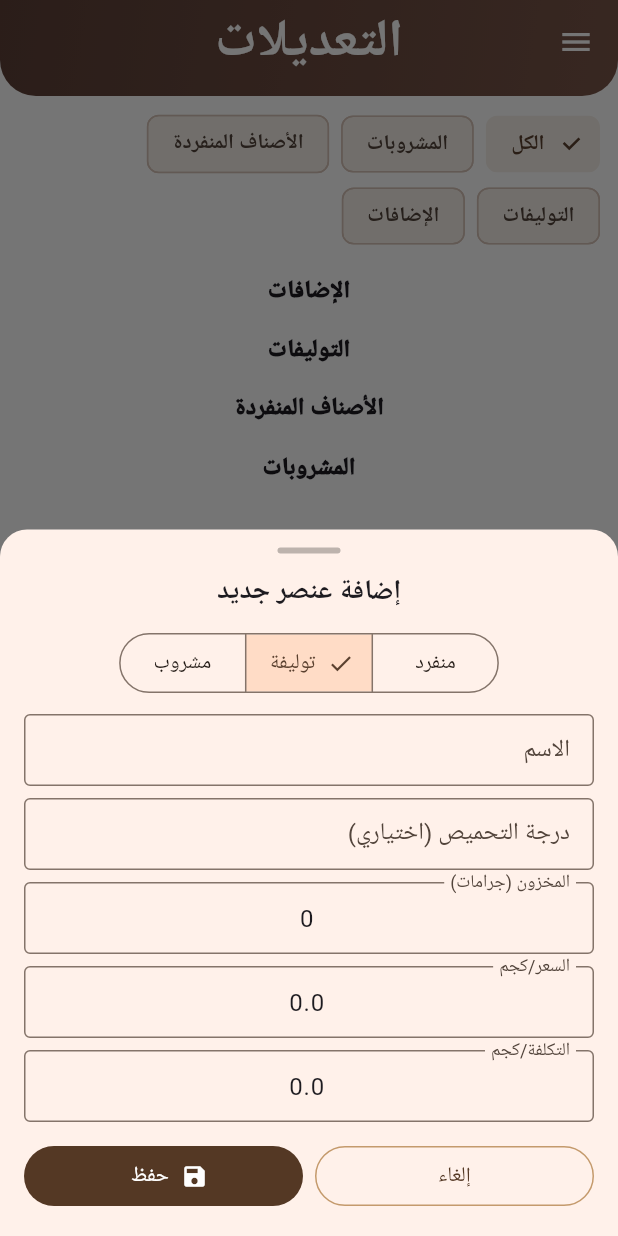
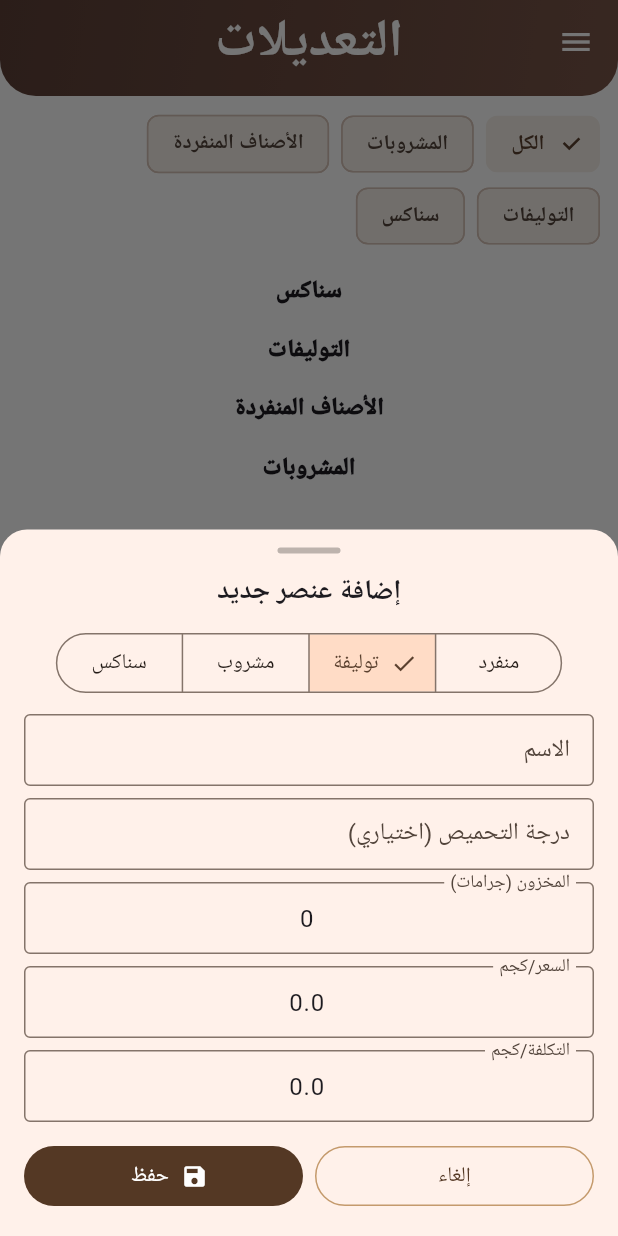
Before and after one commit to KhaledFouad/elfouad_admin, a Flutter app: the ManagePage screen opened directly, after a tap on "إضافة", on a phone screen of 412 x 824 dp. Run offline on Flutter 3.47's test engine with Material 3 defaults, Android fonts, the phone set to English and light mode, and no system bars; our stand-ins replace cloud_firestore, csv, firebase_core, fl_chart, flutter_riverpod, google_fonts and 2 more; missing offline and left inert: awesome_drawer_bar, excel, file_saver; accounts and stored records are empty; Roboto replaces fonts that are missing (Cairo).

Commit message:
سناكس

```diff
--- a/lib/presentation/manage/products_manage_page.dart
+++ b/lib/presentation/manage/products_manage_page.dart
@@ -3,6 +3,7 @@ import 'package:cloud_firestore/cloud_firestore.dart' show FirebaseFirestore;
 import 'package:elfouad_admin/presentation/inventory/providers.dart';
 import 'package:elfouad_admin/presentation/manage/product_edit_sheet.dart'
     show ProductEditSheet;
+import 'package:elfouad_admin/presentation/manage/widgets/extra_edit_sheet.dart';
 import 'package:flutter/material.dart';
 import 'package:flutter_riverpod/flutter_riverpod.dart';
 import 'package:flutter_riverpod/legacy.dart' show StateProvider;
@@ -189,12 +190,20 @@ class ManagePage extends ConsumerWidget {
                         _pill(Icons.pause_circle_filled, 'الحالة', 'غير مفعّل'),
                     ],
                   ),
-                  trailing: Tooltip(
-                    message: 'عناصر extras غير قابلة للتعديل من هنا',
-                    child: Icon(
-                      Icons.lock_outline,
-                      color: Colors.brown.shade200,
+                  trailing: Row(
+                    mainAxisSize: MainAxisSize.min,
+                    children: [
+                      IconButton(
+                        icon: const Icon(Icons.edit),
+                        tooltip: 'تعديل',
+                        onPressed: () => _openExtraEditor(context, e.id),
                       ),
+                      IconButton(
+                        icon: const Icon(Icons.delete_outline),
+                        tooltip: 'حذف',
+                        onPressed: () => _confirmDeleteExtra(context, e),
+                      ),
+                    ],
                   ),
                 ),
               ),
@@ -202,6 +211,7 @@ class ManagePage extends ConsumerWidget {
             .toList(),
       ),
     );
+
     Widget content() {
       switch (tab) {
         case ManageTab.drinks:
@@ -215,7 +225,7 @@ class ManagePage extends ConsumerWidget {
         case ManageTab.all:
           return Column(
             children: [
-              _Section('الإضافات'),
+              _Section('سناكس'),
               extras0(),
               const SizedBox(height: 8),
               _Section('التوليفات'),
@@ -279,7 +289,7 @@ class ManagePage extends ConsumerWidget {
                 _mChip(ref, 'المشروبات', ManageTab.drinks, tab),
                 _mChip(ref, 'الأصناف المنفردة', ManageTab.singles, tab),
                 _mChip(ref, 'التوليفات', ManageTab.blends, tab),
-                _mChip(ref, 'الإضافات', ManageTab.extras, tab),
+                _mChip(ref, 'سناكس', ManageTab.extras, tab),
               ],
             ),
             const SizedBox(height: 8),
@@ -298,13 +308,13 @@ class ManagePage extends ConsumerWidget {
                       top: Radius.circular(18),
                     ),
                   ),
-                  builder: (_) => const AddItemSheet(),
+                  builder: (_) =>
+                      AddItemSheet(initialType: _newTypeForTab(tab)),
                 ),
           icon: const Icon(Icons.add),
           label: const Text('إضافة'),
-          tooltip: tab == ManageTab.extras
-              ? 'لا يمكن إضافة أو تعديل عناصر extras من هنا'
-              : 'إضافة عنصر جديد',
+          tooltip: 'إضافة عنصر جديد',
+
           backgroundColor: kDarkBrown,
           foregroundColor: Colors.white,
         ),
@@ -397,6 +407,35 @@ class ManagePage extends ConsumerWidget {
     }
   }
 
+  Future<void> _confirmDeleteExtra(BuildContext context, ExtraRow e) async {
+    final ok = await showDialog<bool>(
+      context: context,
+      builder: (_) => AlertDialog(
+        title: const Text('حذف الإضافة'),
+        content: Text('هل تريد حذف "${e.name}"؟'),
+        actions: [
+          TextButton(
+            onPressed: () => Navigator.pop(context, false),
+            child: const Text('إلغاء'),
+          ),
+          FilledButton(
+            onPressed: () => Navigator.pop(context, true),
+            child: const Text('حذف'),
+          ),
+        ],
+      ),
+    );
+    if (ok == true) {
+      await deleteExtra(e.id);
+      if (context.mounted) {
+        ScaffoldMessenger.of(
+          context,
+        ).showSnackBar(const SnackBar(content: Text('تم الحذف')));
+      }
+    }
+  }
+}
+
 Future<void> _confirmDeleteInventory(
   BuildContext context,
   InventoryRow r,
@@ -426,7 +465,6 @@ class ManagePage extends ConsumerWidget {
       ScaffoldMessenger.of(
         context,
       ).showSnackBar(const SnackBar(content: Text('تم الحذف')));
-      }
     }
   }
 }
@@ -468,3 +506,36 @@ Future<void> _openProductEditor(
     builder: (_) => ProductEditSheet(collection: collection, snap: snap),
   );
 }
+
+Future<void> _openExtraEditor(BuildContext context, String id) async {
+  final snap = await FirebaseFirestore.instance
+      .collection('extras')
+      .doc(id)
+      .get();
+
+  if (!context.mounted) return;
+  showModalBottomSheet(
+    context: context,
+    isScrollControlled: true,
+    useSafeArea: true,
+    shape: const RoundedRectangleBorder(
+      borderRadius: BorderRadius.vertical(top: Radius.circular(18)),
+    ),
+    builder: (_) => ExtraEditSheet(snap: snap),
+  );
+}
+
+NewItemType _newTypeForTab(ManageTab tab) {
+  switch (tab) {
+    case ManageTab.drinks:
+      return NewItemType.drink;
+    case ManageTab.singles:
+      return NewItemType.single;
+    case ManageTab.blends:
+      return NewItemType.blend;
+    case ManageTab.extras:
+      return NewItemType.extra;
+    case ManageTab.all:
+      return NewItemType.blend;
+  }
+}
--- a/lib/presentation/manage/state/extras_provider.dart
+++ b/lib/presentation/manage/state/extras_provider.dart
@@ -47,3 +47,6 @@ final extrasStreamProvider = StreamProvider<List<ExtraRow>>((ref) async* {
   final q = FirebaseFirestore.instance.collection('extras').orderBy('name');
   yield* q.snapshots().map((s) => s.docs.map(_fromDoc).toList());
 });
+
+Future<void> deleteExtra(String id) =>
+    FirebaseFirestore.instance.collection('extras').doc(id).delete();
--- a/lib/presentation/manage/widgets/add_item_sheet.dart
+++ b/lib/presentation/manage/widgets/add_item_sheet.dart
@@ -1,20 +1,23 @@
 import 'package:cloud_firestore/cloud_firestore.dart';
 import 'package:flutter/material.dart';
 
-enum NewItemType { single, blend, drink }
+enum NewItemType { single, blend, drink, extra }
 
 class AddItemSheet extends StatefulWidget {
-  const AddItemSheet({super.key});
+  final NewItemType initialType;
+
+  const AddItemSheet({super.key, this.initialType = NewItemType.blend});
   @override
   State<AddItemSheet> createState() => _AddItemSheetState();
 }
 
 class _AddItemSheetState extends State<AddItemSheet> {
-  NewItemType _t = NewItemType.blend; // الافتراضي زي صورتك
+  late NewItemType _t;
   final _name = TextEditingController();
   final _variant = TextEditingController();
   final _stock = TextEditingController(text: '0');
-
+  final _category = TextEditingController();
+  final _extraUnit = TextEditingController(text: 'piece');
   // وزن/سعر/تكلفة
   final _sellPerKg = TextEditingController(text: '0.0'); // single/blend
   final _costPerKg = TextEditingController(text: '0.0'); // ✅
@@ -22,8 +25,16 @@ class _AddItemSheetState extends State<AddItemSheet> {
   // drinks
   final _sellCup = TextEditingController(text: '0.0');
   final _costCup = TextEditingController(text: '0.0'); // ✅
+  final _extraPrice = TextEditingController(text: '0.0');
+  final _extraCost = TextEditingController(text: '0.0');
+  bool _extraActive = true;
 
   bool _busy = false;
+  @override
+  void initState() {
+    super.initState();
+    _t = widget.initialType;
+  }
 
   @override
   void dispose() {
@@ -34,6 +45,10 @@ class _AddItemSheetState extends State<AddItemSheet> {
     _costPerKg.dispose();
     _sellCup.dispose();
     _costCup.dispose();
+    _category.dispose();
+    _extraUnit.dispose();
+    _extraPrice.dispose();
+    _extraCost.dispose();
     super.dispose();
   }
 
@@ -71,6 +86,7 @@ class _AddItemSheetState extends State<AddItemSheet> {
                 ButtonSegment(value: NewItemType.single, label: Text('منفرد')),
                 ButtonSegment(value: NewItemType.blend, label: Text('توليفة')),
                 ButtonSegment(value: NewItemType.drink, label: Text('مشروب')),
+                ButtonSegment(value: NewItemType.extra, label: Text('سناكس')),
               ],
               selected: {_t},
               onSelectionChanged: (s) => setState(() => _t = s.first),
@@ -80,10 +96,45 @@ class _AddItemSheetState extends State<AddItemSheet> {
             // 🟤 كيبورد نصي لاسم/تحميص
             _tf(_name, 'الاسم', TextInputType.text),
             const SizedBox(height: 8),
-            _tf(_variant, 'درجة التحميص (اختياري)', TextInputType.text),
-            const SizedBox(height: 8),
-
-            if (_t != NewItemType.drink) ...[
+            if (_t == NewItemType.extra) ...[
+              _tf(_category, 'التصنيف (اختياري)', TextInputType.text),
+              const SizedBox(height: 8),
+              _tf(_extraUnit, 'الوحدة (مثال: piece)', TextInputType.text),
+            ] else ...[
+              _tf(_variant, 'درجة التحميص (اختياري)', TextInputType.text),
+              const SizedBox(height: 8),
+            ],
+            if (_t == NewItemType.extra) ...[
+              _tf(
+                _stock,
+                'المخزون (وحدات)',
+                const TextInputType.numberWithOptions(decimal: true),
+              ),
+              const SizedBox(height: 8),
+              _tf(
+                _extraPrice,
+                'سعر البيع للوحدة',
+                const TextInputType.numberWithOptions(decimal: true),
+              ),
+              const SizedBox(height: 8),
+              _tf(
+                _extraCost,
+                'التكلفة للوحدة',
+                const TextInputType.numberWithOptions(decimal: true),
+              ),
+              const SizedBox(height: 8),
+              Align(
+                alignment: AlignmentDirectional.centerStart,
+                child: SwitchListTile.adaptive(
+                  value: _extraActive,
+                  onChanged: (v) => setState(() => _extraActive = v),
+                  title: const Text('مفعل؟'),
+                  contentPadding: EdgeInsets.zero,
+                  dense: true,
+                ),
+              ),
+              const SizedBox(height: 12),
+            ] else if (_t != NewItemType.drink) ...[
               _tf(
                 _stock,
                 'المخزون (جرامات)',
@@ -114,8 +165,7 @@ class _AddItemSheetState extends State<AddItemSheet> {
                 const TextInputType.numberWithOptions(decimal: true),
               ), // ✅
             ],
-
-            const SizedBox(height: 12),
+            if (_t != NewItemType.extra) const SizedBox(height: 12),
             Row(
               children: [
                 Expanded(
@@ -175,6 +225,20 @@ class _AddItemSheetState extends State<AddItemSheet> {
           'roastLevels': <String>[],
           'createdAt': now,
         });
+      } else if (_t == NewItemType.extra) {
+        await db.collection('extras').add({
+          'name': _name.text.trim(),
+          'category': _category.text.trim(),
+          'unit': _extraUnit.text.trim().isEmpty
+              ? 'piece'
+              : _extraUnit.text.trim(),
+          'stock_units': _num(_stock.text),
+          'price_sell': _num(_extraPrice.text),
+          'cost_unit': _num(_extraCost.text),
+          'active': _extraActive,
+          'created_at': now,
+          'updated_at': now,
+        });
       } else {
         final col = _t == NewItemType.single ? 'singles' : 'blends';
         await db.collection(col).add({
```
Also changed, not shown: lib/presentation/manage/widgets/extra_edit_sheet.dart (added, +186 -0 lines). Lines whose indentation alone changed are shown as unchanged.
